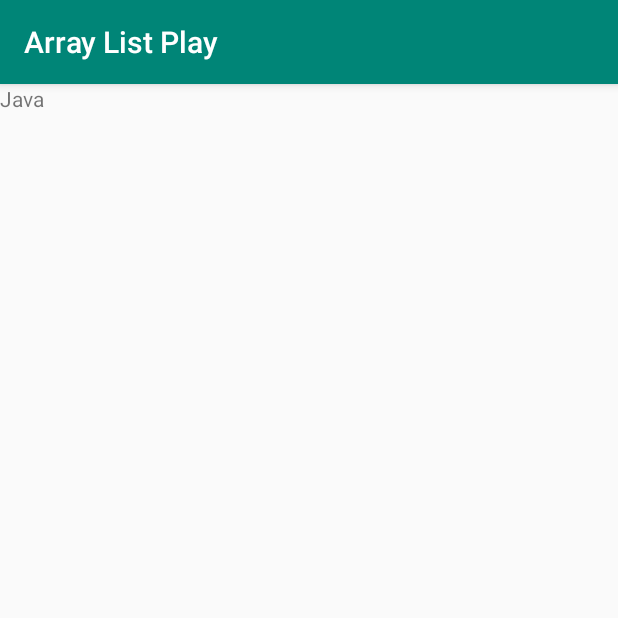
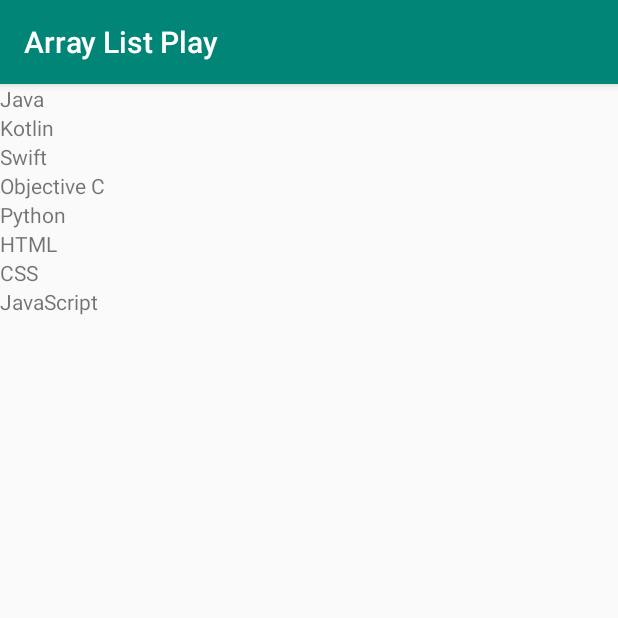
Before and after one commit to MobileApps-Cascadia/HFA-Chapter07, an Android app: the screen it shows after launch (MainActivity), on a phone screen of 412 x 824 dp, the top half of it. Run offline under Robolectric (Android 15) with nearby library versions, the phone set to English and light mode, and no system bars.

Commit message:
Fixed the issue of only one item displaying, and added more items

```diff
--- a/app/src/main/java/edu/cascadia/mobile/apps/arraylistplay/MainActivity.java
+++ b/app/src/main/java/edu/cascadia/mobile/apps/arraylistplay/MainActivity.java
@@ -20,7 +20,7 @@ public class MainActivity extends AppCompatActivity {
         setContentView(R.layout.activity_main_recyclerview);
 
         //Data stored in a String[]
-        String[] myDataArray = new String[] {"Java", "Kotlin", "Swift", "Objective C"};
+        String[] myDataArray = new String[] {"Java", "Kotlin", "Swift", "Objective C", "Python", "HTML", "CSS", "JavaScript"};
 
         //TODO: Refactor for RecyclerView
         //Create an adapter
--- a/app/src/main/res/layout/checklist_item.xml
+++ b/app/src/main/res/layout/checklist_item.xml
@@ -1,7 +1,8 @@
 <?xml version="1.0" encoding="utf-8"?>
 <LinearLayout xmlns:android="http://schemas.android.com/apk/res/android"
-    android:orientation="horizontal" android:layout_width="match_parent"
-    android:layout_height="match_parent">
+    android:orientation="horizontal"
+    android:layout_width="match_parent"
+    android:layout_height="wrap_content">
 
     <TextView
         android:id="@+id/checklist_item_name"
```
